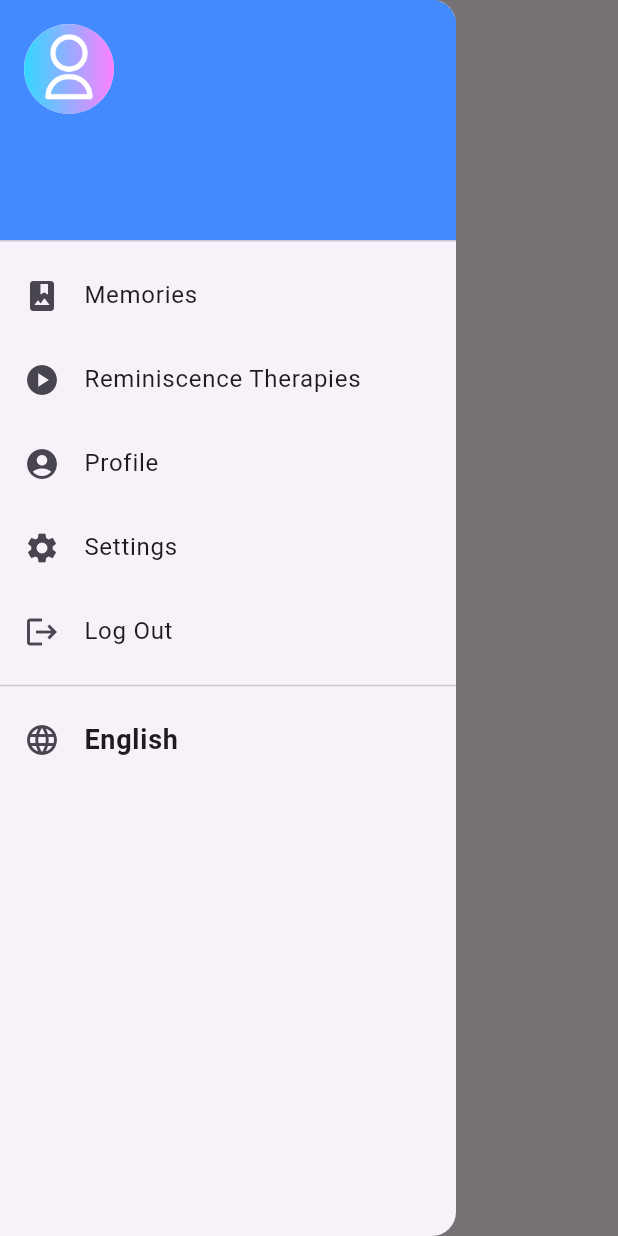
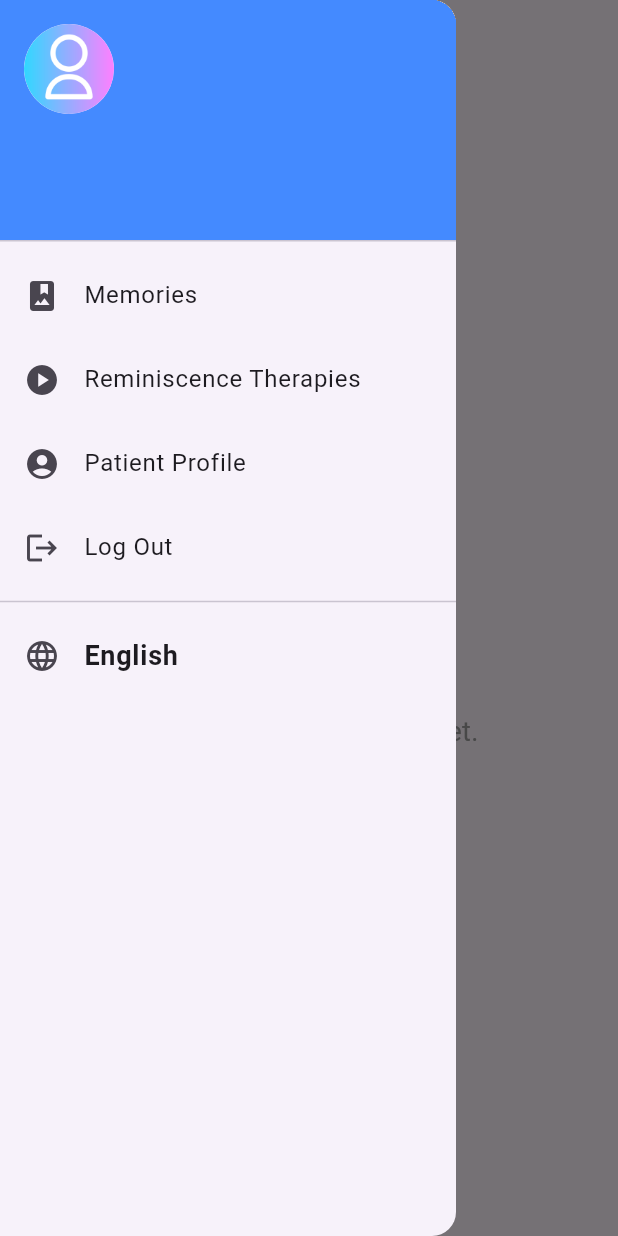
Before and after one commit to 24-25J-194-research-project/dementia-mobile-app, a Flutter app: the HomeScreen screen opened by its route, with the side drawer open, on a phone screen of 412 x 824 dp. Run offline on Flutter 3.47's test engine with Material 3 defaults, Android fonts, the phone set to English and light mode, and no system bars; our stand-ins replace audioplayers, carousel_slider, cloud_firestore, firebase_auth, firebase_core, firebase_storage and 5 more; accounts and stored records are empty; generated files the repository leaves out were written again.

Commit message:
UI improvements

```diff
--- a/dementia_app/lib/features/home/presentation/screens/home_screen.dart
+++ b/dementia_app/lib/features/home/presentation/screens/home_screen.dart
@@ -1,6 +1,12 @@
 import 'package:flutter/material.dart';
 import '../../../../l10n/app_localizations.dart';
 import '../../../auth/presentation/providers/auth_service.dart';
+import '../../../memories/data/repositories/memory_repository_impl.dart';
+import '../../../memories/domain/entities/memory_model.dart';
+import '../../../memories/domain/use_cases/memory_use_case.dart';
+import '../../../reminiscence_therapy/data/repositories/therapy_outline_repository_impl.dart';
+import '../../../reminiscence_therapy/domain/entities/therapy_outline.dart';
+import '../../../reminiscence_therapy/domain/use_cases/therapy_outline_use_case.dart';
 import '../widgets/drawer_menu.dart';
 
 class HomeScreen extends StatefulWidget {
@@ -12,11 +18,54 @@ class HomeScreen extends StatefulWidget {
 
 class HomeScreenState extends State<HomeScreen> {
   String userName = "Loading...";
+  bool isLoading = true;
+  String? patientId;
+  List<TherapyOutline> therapyOutlines = [];
+  List<Memory> memories = [];
+
+  final TherapyOutlineUseCase _therapyOutlineUseCase = TherapyOutlineUseCase(
+    TherapyOutlineRepositoryImpl(),
+  );
+  final MemoryUseCase _memoryUseCase = MemoryUseCase(MemoryRepository());
+
+  Future<void> _loadTherapyOutlines() async {
+    try {
+      final user = await AuthService().getCurrentUser();
+      if (user != null) {
+        patientId = user.uid;
+        therapyOutlines = await _therapyOutlineUseCase.fetchLatestCompletedTherapyOutlines();
+
+        if (therapyOutlines.isEmpty) {
+          setState(() {
+            isLoading = false;
+          });
+          return;
+        }
+
+        List<String> memoryIds = therapyOutlines.map((outline) => outline.memoryId).toList();
+        memories = await _memoryUseCase.getMemoryByIds(memoryIds);
+
+        setState(() {
+          isLoading = false;
+        });
+      } else {
+        ScaffoldMessenger.of(context).showSnackBar(const SnackBar(content: Text('User not logged in')));
+      }
+    } catch (e) {
+      setState(() {
+        isLoading = false;
+      });
+      ScaffoldMessenger.of(context).showSnackBar(
+        SnackBar(content: Text('Error loading therapy outlines: $e')),
+      );
+    }
+  }
 
   @override
   void initState() {
     super.initState();
     _loadUserName();
+    _loadTherapyOutlines();
   }
 
   void _loadUserName() async {
@@ -57,10 +106,104 @@ class HomeScreenState extends State<HomeScreen> {
         iconTheme: const IconThemeData(size: 36, color: Colors.black),
       ),
       drawer: const DrawerMenu(),
-      body: Center(
-        child: Text(
-          AppLocalizations.of(context)!.hello,
-          style: const TextStyle(fontSize: 24, fontWeight: FontWeight.bold),
+      body: isLoading
+          ? const Center(child: CircularProgressIndicator())
+          : therapyOutlines.isEmpty || memories.isEmpty
+          ? _buildEmptyView()
+          : SingleChildScrollView(
+        child: Column(
+          children: [
+            Padding(
+              padding: const EdgeInsets.all(16.0),
+              child: Image.asset(
+                'assets/images/home.jpg',
+                fit: BoxFit.cover,
+              ),
+            ),
+            const Padding(
+              padding: EdgeInsets.all(16.0),
+              child: Text(
+                'Reminiscence Therapies',
+                style: TextStyle(
+                  fontSize: 24,
+                  fontWeight: FontWeight.bold,
+                  color: Colors.black,
+                ),
+              ),
+            ),
+            ...therapyOutlines.map((therapyOutline) {
+              final memory = memories.firstWhere(
+                    (m) => m.id == therapyOutline.memoryId,
+                orElse: () => Memory(patientId: '', title: '', description: '', date: '', media: []),
+              );
+              return _buildTherapyCard(therapyOutline, memory);
+            }),
+          ],
+        ),
+      ),
+    );
+  }
+
+
+  Widget _buildEmptyView() {
+    return Center(
+      child: Column(
+        mainAxisAlignment: MainAxisAlignment.center,
+        children: [
+          Icon(
+            Icons.error_outline,
+            size: 80,
+            color: Colors.grey.shade400,
+          ),
+          const SizedBox(height: 16),
+          const Text(
+            'No therapies generated yet.',
+            style: TextStyle(fontSize: 18, color: Colors.grey),
+          ),
+        ],
+      ),
+    );
+  }
+
+  Widget _buildTherapyCard(TherapyOutline therapyOutline, Memory memory) {
+    return Card(
+      elevation: 5,
+      margin: const EdgeInsets.symmetric(vertical: 8, horizontal: 16),
+      child: Padding(
+        padding: const EdgeInsets.all(16.0),
+        child: Column(
+          crossAxisAlignment: CrossAxisAlignment.start,
+          children: [
+            Text(
+              memory.title,
+              style: const TextStyle(fontSize: 20, fontWeight: FontWeight.bold),
+            ),
+            const SizedBox(height: 8),
+            Text(
+              memory.description ?? 'No description',
+              style: const TextStyle(fontSize: 16),
+            ),
+            const SizedBox(height: 12),
+
+            Text(
+              'Status: ${therapyOutline.status}',
+              style: const TextStyle(fontSize: 16),
+            ),
+            const SizedBox(height: 8),
+
+            Align(
+              alignment: Alignment.centerRight,
+              child: ElevatedButton(
+                onPressed: () {
+                  Navigator.pushNamed(context, '/play-therapy', arguments: {
+                    'therapyOutline': therapyOutline,
+                    'memory': memory,
+                  });
+                },
+                child: const Text('Start Therapy'),
+              ),
+            ),
+          ],
         ),
       ),
     );
--- a/dementia_app/lib/features/home/presentation/widgets/drawer_menu.dart
+++ b/dementia_app/lib/features/home/presentation/widgets/drawer_menu.dart
@@ -122,16 +122,9 @@ class DrawerMenuState extends State<DrawerMenu> {
           ),
           ListTile(
             leading: const Icon(Icons.account_circle),
-            title: const Text('Profile'),
+            title: const Text('Patient Profile'),
             onTap: () {
               Navigator.pushNamed(context, '/profile');
-            },
-          ),
-          ListTile(
-            leading: const Icon(Icons.settings),
-            title: const Text('Settings'),
-            onTap: () {
-              Navigator.pushNamed(context, '/settings');
             },
           ),
           ListTile(
@@ -144,7 +137,7 @@ class DrawerMenuState extends State<DrawerMenu> {
             leading: const Icon(Icons.language),
             title: Text(
               AppLocalizations.of(context)!.selected_language,
-              style: TextStyle(fontSize: 18, fontWeight: FontWeight.bold),
+              style: const TextStyle(fontSize: 18, fontWeight: FontWeight.bold),
             ),
             onTap: _showLanguageDialog,
           ),
--- a/dementia_app/lib/features/reminiscence_therapy/presentation/screens/play_therapy_screen.dart
+++ b/dementia_app/lib/features/reminiscence_therapy/presentation/screens/play_therapy_screen.dart
@@ -137,7 +137,7 @@ class PlayTherapyScreenState extends State<PlayTherapyScreen> {
                     autoPlayInterval: const Duration(seconds: 5),
                     autoPlayAnimationDuration: const Duration(seconds: 2),
                     enlargeCenterPage: true,
-                    aspectRatio: 2.0,
+                    aspectRatio: 1.0,
                     viewportFraction: 1.0,
                     enableInfiniteScroll: currentStepData.mediaUrls.length > 1,
                   ),
```
Also changed, not shown: dementia_app/assets/images/home.jpg (added).
